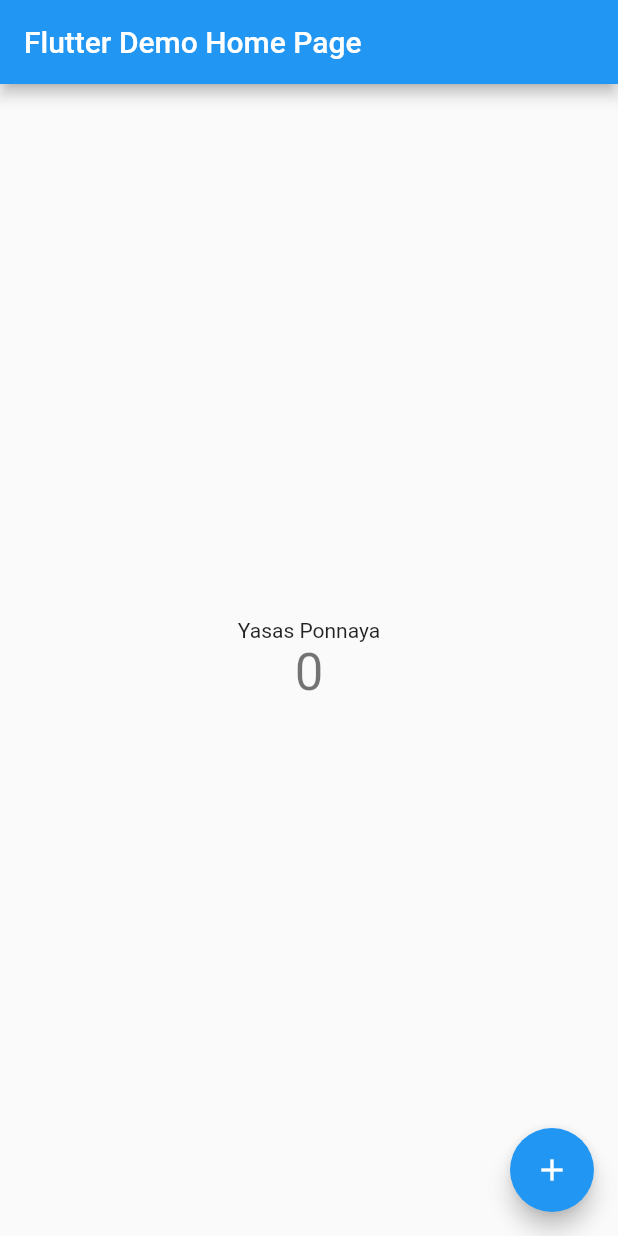
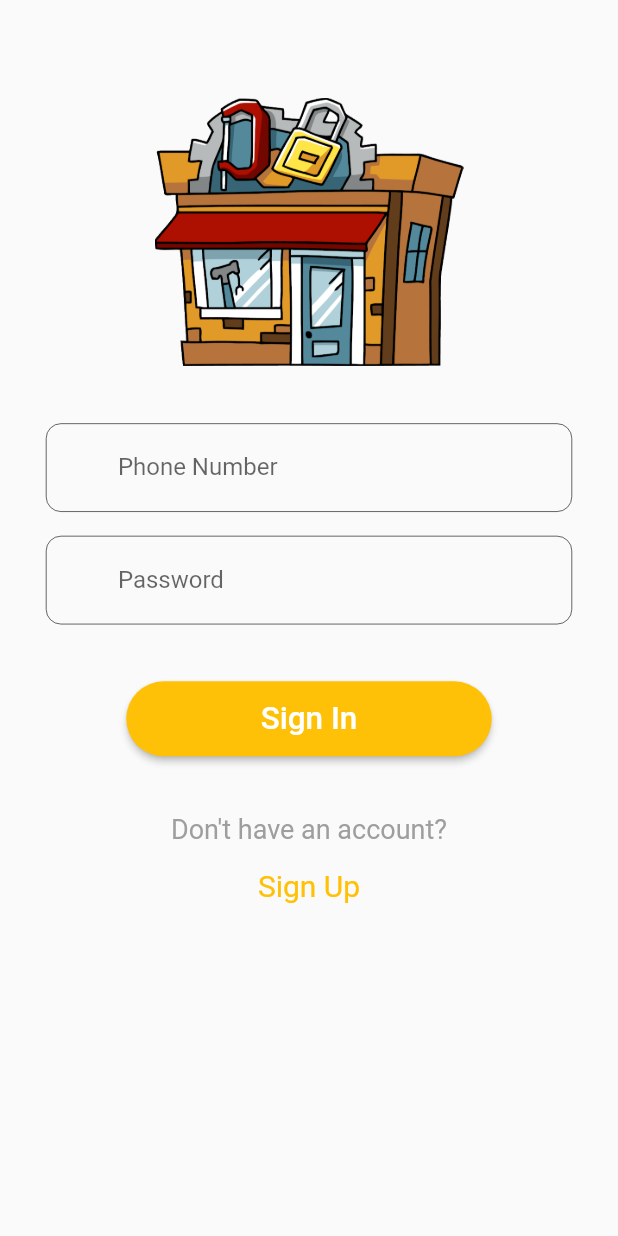
Before and after one commit to RNK-Software/Hardware-Mobile, a Flutter app: the screen it shows after launch, on a phone screen of 412 x 824 dp. Run offline on Flutter 3.47's test engine with Material 2 defaults, Android fonts, the light colour scheme and no system bars.

Commit message:
Signin Screen

```diff
--- a/lib/main.dart
+++ b/lib/main.dart
@@ -1,113 +1,27 @@
-import 'package:flutter/material.dart';
+import "package:flutter/material.dart";
+import './screens/signin_screen.dart';
 
-void main() {
-  runApp(MyApp());
-}
-
+void main() => runApp(new MyApp());
 class MyApp extends StatelessWidget {
-  // This widget is the root of your application.
   @override
   Widget build(BuildContext context) {
     return MaterialApp(
-      title: 'Flutter Demo',
+      debugShowCheckedModeBanner: false,
+      title: "Hardware-Mobile",
+      home: StreamBuilder(builder:(ctx, userSnapShot) {
+          return SigninScreen();
+      } ,),
       theme: ThemeData(
-        // This is the theme of your application.
-        //
-        // Try running your application with "flutter run". You'll see the
-        // application has a blue toolbar. Then, without quitting the app, try
-        // changing the primarySwatch below to Colors.green and then invoke
-        // "hot reload" (press "r" in the console where you ran "flutter run",
-        // or simply save your changes to "hot reload" in a Flutter IDE).
-        // Notice that the counter didn't reset back to zero; the application
-        // is not restarted.
-        primarySwatch: Colors.blue,
+        iconTheme: IconThemeData(color: Colors.amber),
+        brightness: Brightness.light,
+        primarySwatch: Colors.amber,
+        accentColor: Colors.white,
       ),
-      home: MyHomePage(title: 'Flutter Demo Home Page'),
+      routes: {
+        // '/register': (context) => Register(),
+        // '/homescreen': (context) => HomeScreen(),
+        // '/login': (context) => Login()
+      },
     );
   }
 }
-
-class MyHomePage extends StatefulWidget {
-  MyHomePage({Key key, this.title}) : super(key: key);
-
-  // This widget is the home page of your application. It is stateful, meaning
-  // that it has a State object (defined below) that contains fields that affect
-  // how it looks.
-
-  // This class is the configuration for the state. It holds the values (in this
-  // case the title) provided by the parent (in this case the App widget) and
-  // used by the build method of the State. Fields in a Widget subclass are
-  // always marked "final".
-
-  final String title;
-
-  @override
-  _MyHomePageState createState() => _MyHomePageState();
-}
-
-class _MyHomePageState extends State<MyHomePage> {
-  int _counter = 0;
-
-  void _incrementCounter() {
-    setState(() {
-      // This call to setState tells the Flutter framework that something has
-      // changed in this State, which causes it to rerun the build method below
-      // so that the display can reflect the updated values. If we changed
-      // _counter without calling setState(), then the build method would not be
-      // called again, and so nothing would appear to happen.
-      _counter++;
-    });
-  }
-
-  @override
-  Widget build(BuildContext context) {
-    // This method is rerun every time setState is called, for instance as done
-    // by the _incrementCounter method above.
-    //
-    // The Flutter framework has been optimized to make rerunning build methods
-    // fast, so that you can just rebuild anything that needs updating rather
-    // than having to individually change instances of widgets.
-    return Scaffold(
-      appBar: AppBar(
-        // Here we take the value from the MyHomePage object that was created by
-        // the App.build method, and use it to set our appbar title.
-        title: Text(widget.title),
-      ),
-      body: Center(
-        // Center is a layout widget. It takes a single child and positions it
-        // in the middle of the parent.
-        child: Column(
-          // Column is also a layout widget. It takes a list of children and
-          // arranges them vertically. By default, it sizes itself to fit its
-          // children horizontally, and tries to be as tall as its parent.
-          //
-          // Invoke "debug painting" (press "p" in the console, choose the
-          // "Toggle Debug Paint" action from the Flutter Inspector in Android
-          // Studio, or the "Toggle Debug Paint" command in Visual Studio Code)
-          // to see the wireframe for each widget.
-          //
-          // Column has various properties to control how it sizes itself and
-          // how it positions its children. Here we use mainAxisAlignment to
-          // center the children vertically; the main axis here is the vertical
-          // axis because Columns are vertical (the cross axis would be
-          // horizontal).
-          mainAxisAlignment: MainAxisAlignment.center,
-          children: <Widget>[
-            Text(
-              'Yasas Ponnaya',
-            ),
-            Text(
-              '$_counter',
-              style: Theme.of(context).textTheme.headline4,
-            ),
-          ],
-        ),
-      ),
-      floatingActionButton: FloatingActionButton(
-        onPressed: _incrementCounter,
-        tooltip: 'Increment',
-        child: Icon(Icons.add),
-      ), // This trailing comma makes auto-formatting nicer for build methods.
-    );
-  }
-}
--- /dev/null
+++ b/lib/screens/signin_screen.dart
@@ -0,0 +1,116 @@
+import 'package:flutter/material.dart';
+import 'package:flutter/cupertino.dart';
+import '../widgets/label_text_form_field.dart';
+
+class SigninScreen extends StatefulWidget {
+  @override
+  _SigninScreenState createState() => _SigninScreenState();
+}
+
+class _SigninScreenState extends State<SigninScreen> {
+  var _signinFormKey = GlobalKey<FormState>();
+  TextEditingController _numberController = TextEditingController();
+  TextEditingController _passwordController = TextEditingController();
+  var _isLoading = false;
+
+  @override
+  Widget build(BuildContext context) {
+    var _mediaQueryData = MediaQuery.of(context);
+    var screenWidth = _mediaQueryData.size.width;
+    var screenHeight = _mediaQueryData.size.height;
+    AssetImage assetImage = AssetImage('asset/images/signin.png');
+    Image image = Image(
+      image: assetImage,
+      width: screenWidth * 0.5,
+    );
+    return Scaffold(
+          body: Builder(
+            builder: (context) => Form(
+              key: _signinFormKey,
+              child: Padding(
+                padding: EdgeInsets.only(top: 15.0, left: 10.0, right: 10.0),
+                child: ListView(
+                  children: <Widget>[
+                    Container(height: 50),
+                    Center(
+                      child: Container(
+                        child: image,
+                      ),
+                    ),
+                    Container(height: 30,),
+                    //Phone Number
+                    LabelTextFormField(
+                      labelText: "Phone Number",
+                      controller: _numberController,
+                      keyboardType: TextInputType.number,
+                    ),
+
+                    //Password
+                    LabelTextFormField(
+                      labelText: "Password",
+                      controller: _passwordController,
+                      isObscure: true,
+                    ),
+
+                    //Login button
+                    if (_isLoading)
+                      Center(
+                          child: CircularProgressIndicator(
+                            backgroundColor: Theme.of(context).primaryColor,
+                          ))
+                    else
+                      Container(
+                        margin: EdgeInsets.symmetric(
+                            horizontal: screenWidth * 0.18, vertical: 30.0),
+                        child: ButtonTheme(
+                          height: 50,
+                          child: RaisedButton(
+                            shape: RoundedRectangleBorder(
+                                borderRadius: BorderRadius.circular(30.0)),
+                            color: Theme.of(context).primaryColor,
+                            textColor: Colors.white,
+                            child: Text(
+                              'Sign In',
+                              textScaleFactor: 1.5,
+                            ),
+                            onPressed: () {
+                              if (_signinFormKey.currentState.validate()) {
+                                // _signIn();
+                              }
+                            },
+                          ),
+                        ),
+                      ),
+                    Container(
+                      margin: EdgeInsets.symmetric(
+                          horizontal: screenWidth * 0.1, vertical: 8.0),
+                      child: Center(
+                        child: Text(
+                          "Don't have an account?",
+                          style: TextStyle(fontSize: 18, color: Colors.grey),
+                        ),
+                      ),
+                    ),
+                    Container(
+                      margin: EdgeInsets.symmetric(
+                          horizontal: screenWidth * 0.1, vertical: 8.0),
+                      child: GestureDetector(
+                        // onTap: _signup,
+                        child: Center(
+                          child: Text(
+                            "Sign Up",
+                            style: TextStyle(
+                                fontSize: 20,
+                                color: Theme.of(context).primaryColor),
+                          ),
+                        ),
+                      ),
+                    ),
+                  ],
+                ),
+              ),
+            ),
+          ),
+        );
+  }
+}
--- /dev/null
+++ b/lib/widgets/label_text_form_field.dart
@@ -0,0 +1,48 @@
+import 'package:flutter/material.dart';
+
+class LabelTextFormField extends StatelessWidget {
+  final String labelText;
+  final bool isObscure;
+  final controller;
+  final TextInputType keyboardType;
+
+  LabelTextFormField({
+    this.isObscure = false,
+    this.controller,
+    this.keyboardType = TextInputType.text,
+    this.labelText
+  });
+
+  @override
+  Widget build(BuildContext context) {
+    var _mediaQueryData = MediaQuery.of(context);
+    var screenWidth = _mediaQueryData.size.width;
+    return Container(
+      margin: EdgeInsets.symmetric(
+          horizontal: screenWidth * 0.05, vertical: 8.0),
+      child: TextFormField(
+        obscureText: isObscure,
+        controller: controller,
+        validator: (String value) {
+          if (value.isEmpty) {
+            return labelText+" is required";
+          }
+          return null;
+        },
+        keyboardType: keyboardType,
+        decoration: InputDecoration(
+            labelText: labelText,
+            prefixIcon: Padding(
+              padding: EdgeInsets.only(top: 0),
+              // add padding to adjust icon
+            ),
+            enabledBorder: OutlineInputBorder(
+              borderSide: BorderSide(width: 0.4),
+              borderRadius: BorderRadius.circular(10.0),
+            ),
+            border: OutlineInputBorder(borderRadius: BorderRadius.circular(10.0),)
+        ),
+      ),
+    );
+  }
+}
--- a/pubspec.yaml
+++ b/pubspec.yaml
@@ -45,9 +45,8 @@ flutter:
   uses-material-design: true
 
   # To add assets to your application, add an assets section, like this:
-  # assets:
-  #   - images/a_dot_burr.jpeg
-  #   - images/a_dot_ham.jpeg
+  assets:
+    - asset/images/
 
   # An image asset can refer to one or more resolution-specific "variants", see
   # https://flutter.dev/assets-and-images/#resolution-aware.
```
Also changed, not shown: asset/images/signin.png (added), pubspec.lock.
